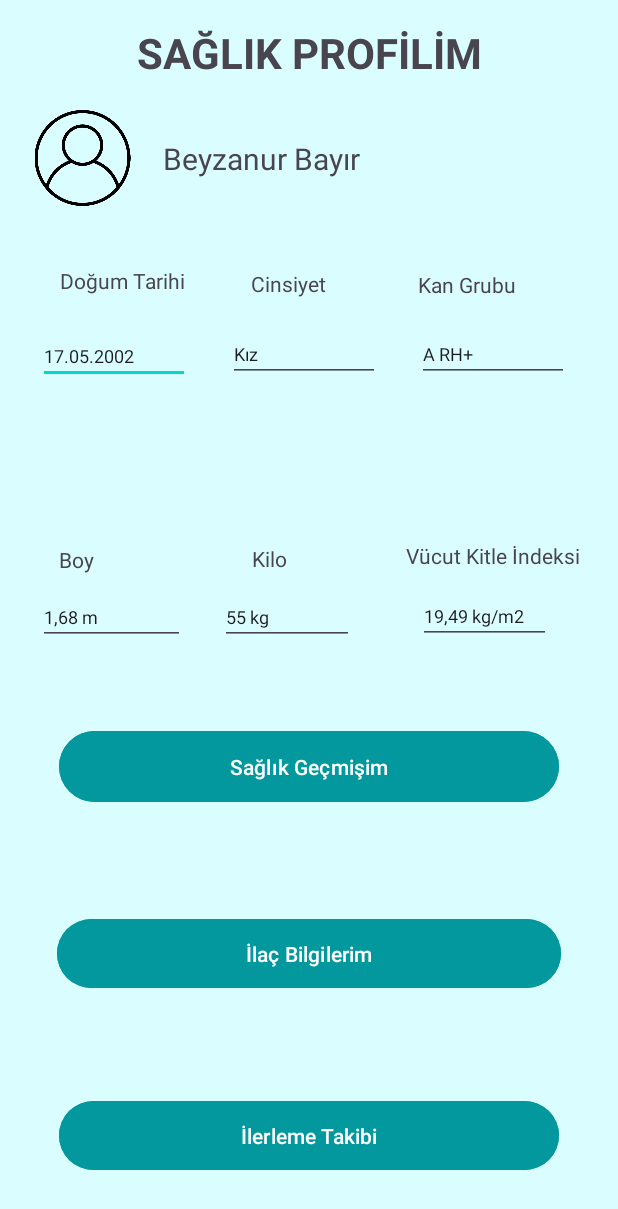
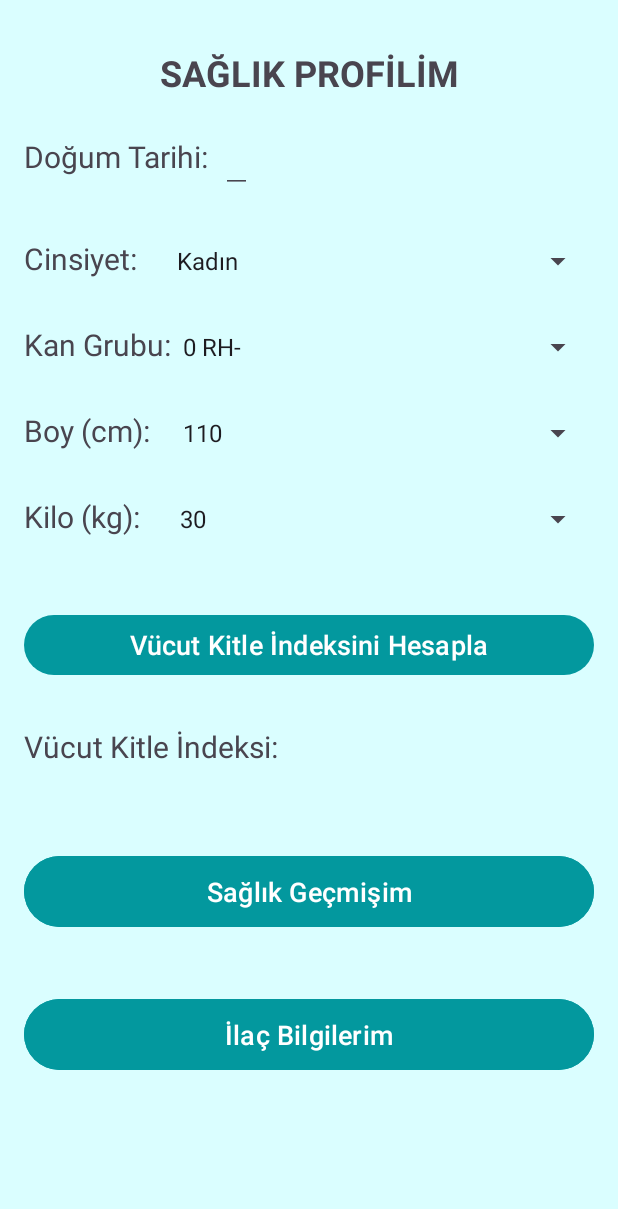
Before and after one commit to zeynep-tkn/MyHealthAssistantMobileApp, an Android app built with Jetpack Compose: the saglikProfilim screen opened directly, with no data from a screen before it, on a phone screen of 412 x 824 dp. Shown: the top 1209 px of the screen. Run offline under Robolectric (Android 15) with nearby library versions, the phone set to English and light mode, and no system bars.

Commit message:
saglik profilim sayfası düzenlendi

```diff
--- a/app/src/main/AndroidManifest.xml
+++ b/app/src/main/AndroidManifest.xml
@@ -215,9 +215,6 @@
             android:name=".gizlilikVeGuvenlik"
             android:exported="false" />
         <activity
-            android:name=".ilerlemeTakibi"
-            android:exported="false" />
-        <activity
             android:name=".ilacBilgilerim"
             android:exported="false" />
         <activity
--- a/app/src/main/java/com/zeyneptekin/myhealthassistant/ilerlemeTakibi.java
+++ /dev/null
@@ -1,14 +0,0 @@
-package com.zeyneptekin.myhealthassistant;
-
-import androidx.appcompat.app.AppCompatActivity;
-
-import android.os.Bundle;
-
-public class ilerlemeTakibi extends AppCompatActivity {
-
-    @Override
-    protected void onCreate(Bundle savedInstanceState) {
-        super.onCreate(savedInstanceState);
-        setContentView(R.layout.activity_ilerleme_takibi);
-    }
-}
--- a/app/src/main/java/com/zeyneptekin/myhealthassistant/saglikProfilim.java
+++ b/app/src/main/java/com/zeyneptekin/myhealthassistant/saglikProfilim.java
@@ -1,67 +1,124 @@
 package com.zeyneptekin.myhealthassistant;
 
 import androidx.appcompat.app.AppCompatActivity;
-
+import android.app.DatePickerDialog;
 import android.content.Intent;
 import android.os.Bundle;
 import android.view.View;
+import android.widget.ArrayAdapter;
 import android.widget.Button;
+import android.widget.DatePicker;
+import android.widget.EditText;
+import android.widget.Spinner;
+import android.widget.TextView;
+import java.util.ArrayList;
+import java.util.Calendar;
 
 public class saglikProfilim extends AppCompatActivity {
 
     private Button SaglikGecmisim;
     private Button IlacBilgilerim;
-    private Button IlerlemeTakibi;
+    private Spinner spinnerKilo, spinnerGender, spinnerBlood, spinnerLength, spinnerDogumTarihi;
+    private DatePicker datePicker;
+    private ArrayAdapter<CharSequence> adapterGender;
+    private ArrayAdapter<CharSequence> adapterBlood;
+    private ArrayList<Integer> kiloList;
+    private ArrayList<Integer> lengthList;
+    private TextView vucutKitleIndeksiTxt;
+
 
     @Override
     protected void onCreate(Bundle savedInstanceState) {
         super.onCreate(savedInstanceState);
         setContentView(R.layout.activity_saglik_profilim);
 
-        // Butonu bul ve tıklama olayını ayarla
+        init();
+
+        datePicker = findViewById(R.id.dogumTarihiDatePicker);
+
+        datePicker.init(2000, 0, 1, new DatePicker.OnDateChangedListener() {
+            @Override
+            public void onDateChanged(DatePicker view, int year, int monthOfYear, int dayOfMonth) {
+                // Burada tarih seçimi ile ilgili işlemleri yapabilirsiniz, eğer gerekliyse.
+            }
+        });
+
         SaglikGecmisim = findViewById(R.id.saglikGecmisimBtn);
         SaglikGecmisim.setOnClickListener(new View.OnClickListener() {
             @Override
             public void onClick(View v) {
-                // Sağlık Geçmişim sayfasına geçiş yap
                 Intent intent = new Intent(saglikProfilim.this, saglikGecmisim.class);
                 startActivity(intent);
             }
         });
 
-        // Butonu bul ve tıklama olayını ayarla
         IlacBilgilerim = findViewById(R.id.ilacBilgilerimBtn);
         IlacBilgilerim.setOnClickListener(new View.OnClickListener() {
             @Override
             public void onClick(View v) {
-                // İlaç Bilgilerim sayfasına geçiş yap
                 Intent intent = new Intent(saglikProfilim.this, ilacBilgilerim.class);
                 startActivity(intent);
             }
         });
-
-        // Butonu bul ve tıklama olayını ayarla
-        IlerlemeTakibi = findViewById(R.id.ilerlemeTakibiBtn);
-        IlerlemeTakibi.setOnClickListener(new View.OnClickListener() {
-            @Override
-            public void onClick(View v) {
-                // İlerleem takibi sayfasına geçiş yap
-                Intent intent = new Intent(saglikProfilim.this, ilerlemeTakibi.class);
-                startActivity(intent);
-            }
-        });
-
-        // Butonu bul ve tıklama olayını ayarla
-        IlerlemeTakibi = findViewById(R.id.ilerlemeTakibiBtn);
-        IlerlemeTakibi.setOnClickListener(new View.OnClickListener() {
-            @Override
-            public void onClick(View v) {
-                // İlerleem takibi sayfasına geçiş yap
-                Intent intent = new Intent(saglikProfilim.this, ilerlemeTakibi.class);
-                startActivity(intent);
-            }
-        });
-
+        vucutKitleIndeksiTxt = findViewById(R.id.vucutKitleİndeksiHesaplamaTxt);
 
     }
+    public void hesaplaVKI(View view) {
+        hesaplaVeGoster();
+    }
+
+    private void init() {
+        spinnerGender = findViewById(R.id.cinsiyetSpinner);
+        adapterGender = ArrayAdapter.createFromResource(this, R.array.GenderList, android.R.layout.simple_spinner_item);
+        adapterGender.setDropDownViewResource(android.R.layout.simple_spinner_dropdown_item);
+        spinnerGender.setAdapter(adapterGender);
+
+        spinnerBlood = findViewById(R.id.kanGrubuSpinner);
+        adapterBlood = ArrayAdapter.createFromResource(this, R.array.BloodTypeList, android.R.layout.simple_spinner_item);
+        adapterBlood.setDropDownViewResource(android.R.layout.simple_spinner_dropdown_item);
+        spinnerBlood.setAdapter(adapterBlood);
+
+        spinnerKilo = findViewById(R.id.kiloSpinner);
+        kiloList = new ArrayList<>();
+        for (int i = 30; i <= 150; i++)
+            kiloList.add(i);
+        ArrayAdapter<Integer> adapterKilo = new ArrayAdapter<>(this, android.R.layout.simple_spinner_item, kiloList);
+        spinnerKilo.setAdapter(adapterKilo);
+
+        spinnerLength = findViewById(R.id.boySpinner);
+        lengthList = new ArrayList<>();
+        for (int i = 110; i <= 210; i++)
+            lengthList.add(i);
+        ArrayAdapter<Integer> adapterLength = new ArrayAdapter<>(this, android.R.layout.simple_spinner_item, lengthList);
+        spinnerLength.setAdapter(adapterLength);
+    }
+
+    public void showDatePicker(View view) {
+        showDatePickerDialog();
+    }
+
+    private void showDatePickerDialog() {
+        Calendar calendar = Calendar.getInstance();
+        int year = calendar.get(Calendar.YEAR);
+        int month = calendar.get(Calendar.MONTH);
+        int dayOfMonth = calendar.get(Calendar.DAY_OF_MONTH);
+
+        DatePickerDialog datePickerDialog = new DatePickerDialog(saglikProfilim.this,
+                new DatePickerDialog.OnDateSetListener() {
+                    @Override
+                    public void onDateSet(DatePicker view, int year, int monthOfYear, int dayOfMonth) {
+                        EditText editText = findViewById(R.id.dogumTarihiEditText);
+                        editText.setText(dayOfMonth + "/" + (monthOfYear + 1) + "/" + year);
+                    }
+                }, year, month, dayOfMonth);
+        datePickerDialog.show();
+    }
+
+    private void hesaplaVeGoster() {
+        int kilo = Integer.parseInt(spinnerKilo.getSelectedItem().toString());
+        int boy = Integer.parseInt(spinnerLength.getSelectedItem().toString());
+        double vki = kilo / ((boy / 100.0) * (boy / 100.0));
+        vucutKitleIndeksiTxt.setText(String.format("%.2f", vki) + " kg/m²");
+    }
+
 }
--- /dev/null
+++ b/app/src/main/res/drawable/buton_bg2.xml
@@ -0,0 +1,20 @@
+<?xml version="1.0" encoding="utf-8"?>
+<selector xmlns:android="http://schemas.android.com/apk/res/android">
+    <item>
+        <shape android:shape="rectangle">
+            <stroke android:color="@color/logo_dark"
+                android:width="5dp"/>
+            <solid android:color="@color/logo_dark"/>
+            <corners android:radius="3dp"/>
+            <size android:width="145dp" android:height="65dp"/>
+
+
+
+        </shape>
+
+
+
+
+
+    </item>
+</selector>
--- a/app/src/main/res/layout/activity_ilerleme_takibi.xml
+++ /dev/null
@@ -1,36 +0,0 @@
-<?xml version="1.0" encoding="utf-8"?>
-<androidx.constraintlayout.widget.ConstraintLayout xmlns:android="http://schemas.android.com/apk/res/android"
-    xmlns:app="http://schemas.android.com/apk/res-auto"
-    xmlns:tools="http://schemas.android.com/tools"
-    android:layout_width="match_parent"
-    android:layout_height="match_parent"
-    android:background="@color/logo_light"
-    tools:context=".ilerlemeTakibi">
-
-    <TextView
-        android:id="@+id/ilerlemeTakibiBaslikTxt"
-        android:layout_width="wrap_content"
-        android:layout_height="wrap_content"
-        android:layout_marginStart="32dp"
-        android:layout_marginEnd="32dp"
-        android:text="İLERLEME TAKİBİ"
-        android:textSize="23sp"
-        android:textStyle="bold"
-        app:layout_constraintBottom_toBottomOf="parent"
-        app:layout_constraintEnd_toEndOf="parent"
-        app:layout_constraintStart_toStartOf="parent"
-        app:layout_constraintTop_toTopOf="parent"
-        app:layout_constraintVertical_bias="0.047" />
-
-    <TextView
-        android:id="@+id/textView6"
-        android:layout_width="299dp"
-        android:layout_height="349dp"
-        android:text="Bu alanda kullanıcının devam ettiği programlar ve bu programlardaki ilerleme süreçleri gösterilecektir"
-        android:textSize="20sp"
-        app:layout_constraintBottom_toBottomOf="parent"
-        app:layout_constraintEnd_toEndOf="parent"
-        app:layout_constraintStart_toStartOf="parent"
-        app:layout_constraintTop_toTopOf="parent"
-        app:layout_constraintVertical_bias="0.361" />
-</androidx.constraintlayout.widget.ConstraintLayout>
--- a/app/src/main/res/layout/activity_saglik_profilim.xml
+++ b/app/src/main/res/layout/activity_saglik_profilim.xml
@@ -1,258 +1,202 @@
-<?xml version="1.0" encoding="utf-8"?>
-<androidx.constraintlayout.widget.ConstraintLayout xmlns:android="http://schemas.android.com/apk/res/android"
-    xmlns:app="http://schemas.android.com/apk/res-auto"
+<ScrollView xmlns:android="http://schemas.android.com/apk/res/android"
     xmlns:tools="http://schemas.android.com/tools"
     android:layout_width="match_parent"
     android:layout_height="match_parent"
     android:background="@color/logo_light"
     tools:context=".saglikProfilim">
 
+    <LinearLayout
+        android:layout_width="match_parent"
+        android:layout_height="wrap_content"
+        android:orientation="vertical"
+        android:layout_marginBottom="30dp"
+        android:padding="16dp">
 
         <TextView
-        android:id="@+id/saglikProfilimBaslikTxt"
-        android:layout_width="wrap_content"
+            android:id="@+id/saglikProfilimBaslik"
+            android:layout_width="match_parent"
             android:layout_height="wrap_content"
-        android:layout_marginTop="16dp"
             android:text="SAĞLIK PROFİLİM"
-        android:textSize="28sp"
+            android:textSize="24sp"
             android:textStyle="bold"
-        app:layout_constraintEnd_toEndOf="parent"
-        app:layout_constraintStart_toStartOf="parent"
-        app:layout_constraintTop_toTopOf="parent"
-        tools:ignore="MissingConstraints" />
+            android:gravity="center"
+            android:padding="16dp" />
 
-    <TextView
-        android:id="@+id/kullanıcıAdSoyadiGirisTxt"
-        android:layout_width="wrap_content"
+        <LinearLayout
+            android:layout_width="match_parent"
             android:layout_height="wrap_content"
-        android:layout_marginEnd="172dp"
-        android:layout_marginBottom="18dp"
-        android:text="Beyzanur Bayır"
-
-        android:textSize="20sp"
-        app:layout_constraintBottom_toBottomOf="@+id/imageView2"
-        app:layout_constraintEnd_toEndOf="parent"
-        tools:ignore="MissingConstraints" />
+            android:layout_marginBottom="30dp"
+            android:orientation="horizontal">
 
             <TextView
                 android:id="@+id/dogumTarihiTxt"
                 android:layout_width="wrap_content"
                 android:layout_height="wrap_content"
-        android:layout_marginStart="40dp"
-        android:layout_marginTop="40dp"
-        android:text="Doğum Tarihi"
-        app:layout_constraintStart_toStartOf="parent"
-        app:layout_constraintTop_toBottomOf="@+id/imageView2"
-        tools:ignore="MissingConstraints" />
+                android:textSize="20sp"
+                android:text="Doğum Tarihi:" />
 
             <EditText
-        android:id="@+id/dogumGunuGirisTxt"
-        android:layout_width="101dp"
-        android:layout_height="36dp"
-        android:layout_marginTop="220dp"
-        android:ems="10"
-        android:inputType="text"
-        android:text="17.05.2002"
-        android:textSize="12sp"
-        app:layout_constraintEnd_toStartOf="@+id/cinsiyetGirisTxt"
-        app:layout_constraintStart_toStartOf="parent"
-        app:layout_constraintTop_toTopOf="parent"
-        tools:ignore="MissingConstraints" />
+                android:id="@+id/dogumTarihiEditText"
+                android:layout_width="wrap_content"
+                android:layout_height="wrap_content"
+                android:textSize="20sp"
+                android:layout_marginStart="8dp"
+                android:layout_marginLeft="8dp"
+                android:gravity="end"
+                android:inputType="date"
+                android:focusable="false"
+                android:onClick="showDatePicker" />
+
+        </LinearLayout>
+
+        <LinearLayout
+            android:layout_width="match_parent"
+            android:layout_height="wrap_content"
+            android:layout_marginBottom="30dp"
+            android:orientation="horizontal">
 
             <TextView
                 android:id="@+id/cinsiyetTxt"
                 android:layout_width="wrap_content"
                 android:layout_height="wrap_content"
-        android:layout_marginStart="44dp"
-        android:layout_marginTop="60dp"
-        android:text="Cinsiyet"
-        app:layout_constraintStart_toEndOf="@+id/dogumTarihiTxt"
-        app:layout_constraintTop_toBottomOf="@+id/kullanıcıAdSoyadiGirisTxt"
-        tools:ignore="MissingConstraints" />
+                android:textSize="20sp"
+                android:text="Cinsiyet:    " />
 
+            <Spinner
+                android:id="@+id/cinsiyetSpinner"
+                android:layout_width="match_parent"
+                android:layout_height="wrap_content" />
 
-    <EditText
-        android:id="@+id/cinsiyetGirisTxt"
-        android:layout_width="101dp"
-        android:layout_height="36dp"
-        android:layout_marginStart="152dp"
-        android:layout_marginTop="20dp"
-        android:ems="10"
-        android:inputType="text"
-        android:text="Kız"
-        android:textSize="12sp"
-        app:layout_constraintStart_toStartOf="parent"
-        app:layout_constraintTop_toBottomOf="@+id/cinsiyetTxt"
-        tools:ignore="MissingConstraints" />
+        </LinearLayout>
+
+        <LinearLayout
+            android:layout_width="match_parent"
+            android:layout_height="wrap_content"
+            android:layout_marginBottom="30dp"
+            android:orientation="horizontal">
 
             <TextView
                 android:id="@+id/kanGrubuTxt"
                 android:layout_width="wrap_content"
                 android:layout_height="wrap_content"
-        android:layout_marginTop="180dp"
-        android:layout_marginEnd="68dp"
-        android:text="Kan Grubu"
-        app:layout_constraintEnd_toEndOf="parent"
-        app:layout_constraintTop_toTopOf="parent"
-        tools:ignore="MissingConstraints" />
+                android:textSize="20sp"
+                android:text="Kan Grubu:" />
 
-    <EditText
-        android:id="@+id/kanGrubuGirisTxt"
-        android:layout_width="0dp"
-        android:layout_height="0dp"
-        android:layout_marginStart="7dp"
-        android:layout_marginEnd="7dp"
-        android:ems="10"
-        android:inputType="text"
-        android:text="A RH+"
-        android:textSize="12sp"
-        app:layout_constraintBottom_toBottomOf="@+id/cinsiyetGirisTxt"
-        app:layout_constraintEnd_toEndOf="@+id/vucutKitleIndeksiTxt"
-        app:layout_constraintStart_toStartOf="@+id/vucutKitleIndeksiTxt"
-        app:layout_constraintTop_toTopOf="@+id/cinsiyetGirisTxt"
-        tools:ignore="MissingConstraints" />
+            <Spinner
+                android:id="@+id/kanGrubuSpinner"
+                android:layout_width="match_parent"
+                android:textSize="20sp"
+                android:layout_height="wrap_content" />
 
+        </LinearLayout>
+
+        <LinearLayout
+            android:layout_width="match_parent"
+            android:layout_height="wrap_content"
+            android:layout_marginBottom="30dp"
+            android:orientation="horizontal">
 
             <TextView
                 android:id="@+id/boyTxt"
                 android:layout_width="wrap_content"
                 android:layout_height="wrap_content"
-        android:layout_marginBottom="12dp"
-        android:text="Boy"
-        app:layout_constraintBottom_toTopOf="@+id/boyGirisTxt"
-        app:layout_constraintEnd_toStartOf="@+id/kiloTxt"
-        app:layout_constraintHorizontal_bias="0.273"
-        app:layout_constraintStart_toStartOf="parent"
-        tools:ignore="MissingConstraints" />
+                android:textSize="20sp"
+                android:text="Boy (cm):   " />
 
-    <EditText
-        android:id="@+id/boyGirisTxt"
-        android:layout_width="0dp"
-        android:layout_height="35dp"
-        android:ems="10"
-        android:inputType="text"
-        android:text="1,68 m"
-        android:textSize="12sp"
-        app:layout_constraintBottom_toBottomOf="parent"
-        app:layout_constraintEnd_toEndOf="@+id/dogumTarihiTxt"
-        app:layout_constraintStart_toStartOf="@+id/dogumGunuGirisTxt"
-        app:layout_constraintTop_toTopOf="parent"
-        tools:ignore="MissingConstraints" />
+            <Spinner
+                android:id="@+id/boySpinner"
+                android:textSize="20sp"
+                android:layout_width="match_parent"
+                android:layout_height="wrap_content" />
 
+        </LinearLayout>
+
+        <LinearLayout
+            android:layout_width="match_parent"
+            android:layout_height="wrap_content"
+            android:layout_marginBottom="30dp"
+            android:orientation="horizontal">
 
             <TextView
                 android:id="@+id/kiloTxt"
                 android:layout_width="wrap_content"
                 android:layout_height="wrap_content"
-        android:layout_marginBottom="13dp"
-        android:text="Kilo"
-        app:layout_constraintBottom_toTopOf="@+id/kiloGirisTxt"
-        app:layout_constraintEnd_toStartOf="@+id/vucutKitleIndeksiTxt"
-        app:layout_constraintHorizontal_bias="0.678"
-        app:layout_constraintStart_toStartOf="parent"
-        tools:ignore="MissingConstraints" />
+                android:textSize="20sp"
+                android:text="Kilo (kg):    " />
 
-    <EditText
-        android:id="@+id/kiloGirisTxt"
-        android:layout_width="89dp"
-        android:layout_height="0dp"
-        android:layout_marginStart="108dp"
-        android:layout_marginEnd="109dp"
-        android:ems="10"
-        android:inputType="text"
-        android:text="55 kg"
-        android:textSize="12sp"
-        app:layout_constraintBottom_toBottomOf="@+id/boyGirisTxt"
-        app:layout_constraintEnd_toEndOf="@+id/kanGrubuTxt"
-        app:layout_constraintStart_toStartOf="@+id/saglikGecmisimBtn"
-        app:layout_constraintTop_toTopOf="@+id/vucutKitleİndeksiHesaplamaTxt"
-        tools:ignore="MissingConstraints" />
+            <Spinner
+                android:id="@+id/kiloSpinner"
+                android:textSize="40sp"
+                android:layout_width="match_parent"
+                android:layout_height="wrap_content" />
+
+        </LinearLayout>
+
+        <Button
+            android:id="@+id/hesaplaButton"
+            android:layout_width="match_parent"
+            android:layout_height="wrap_content"
+            android:layout_marginBottom="30dp"
+            android:textSize="18sp"
+            android:text="Vücut Kitle İndeksini Hesapla"
+            android:layout_marginTop="18dp"
+            android:onClick="hesaplaVKI" />
+
+        <LinearLayout
+            android:layout_width="match_parent"
+            android:layout_height="wrap_content"
+            android:layout_marginBottom="30dp"
+            android:orientation="horizontal">
 
             <TextView
                 android:id="@+id/vucutKitleIndeksiTxt"
                 android:layout_width="wrap_content"
                 android:layout_height="wrap_content"
-        android:layout_marginEnd="25dp"
-        android:layout_marginBottom="15dp"
-        android:text="Vücut Kitle İndeksi"
-        app:layout_constraintBottom_toTopOf="@+id/vucutKitleİndeksiHesaplamaTxt"
-        app:layout_constraintEnd_toEndOf="parent"
-        tools:ignore="MissingConstraints" />
+                android:textSize="20sp"
+                android:text="Vücut Kitle İndeksi: " />
 
-    <EditText
+            <TextView
                 android:id="@+id/vucutKitleİndeksiHesaplamaTxt"
                 android:layout_width="0dp"
-        android:layout_height="34dp"
-        android:layout_marginStart="8dp"
-        android:layout_marginEnd="5dp"
+                android:layout_height="wrap_content"
+                android:layout_weight="1"
                 android:ems="10"
                 android:inputType="text"
-        android:text="19,49 kg/m2"
-        android:textSize="12sp"
-        app:layout_constraintBottom_toBottomOf="parent"
-        app:layout_constraintEnd_toEndOf="@+id/saglikGecmisimBtn"
-        app:layout_constraintStart_toStartOf="@+id/vucutKitleIndeksiTxt"
-        app:layout_constraintTop_toTopOf="parent"
-        tools:ignore="MissingConstraints" />
+                android:text=" "
+                android:textSize="20sp" />
 
-    <ImageView
-        android:id="@+id/imageView2"
-        android:layout_width="110dp"
-        android:layout_height="64dp"
-        android:layout_marginTop="73dp"
-        android:layout_marginEnd="16dp"
-        app:layout_constraintEnd_toEndOf="parent"
-        app:layout_constraintHorizontal_bias="0.0"
-        app:layout_constraintStart_toStartOf="parent"
-        app:layout_constraintTop_toTopOf="parent"
-        app:srcCompat="@drawable/kullanici_profil_sembol" />
+        </LinearLayout>
+
+
 
         <Button
             android:id="@+id/saglikGecmisimBtn"
-        android:layout_width="0dp"
+            android:layout_width="match_parent"
             android:layout_height="55dp"
-        android:layout_marginStart="39dp"
-        android:layout_marginTop="203dp"
-        android:layout_marginEnd="39dp"
-        android:layout_marginBottom="202dp"
+            android:layout_marginTop="25dp"
+            android:layout_marginBottom="30dp"
+            android:textSize="18sp"
             android:backgroundTint="@color/logo_dark"
             android:text="Sağlık Geçmişim"
-        android:textColor="#FFFFFF"
-        app:layout_constraintBottom_toBottomOf="parent"
-        app:layout_constraintEnd_toEndOf="parent"
-        app:layout_constraintStart_toStartOf="parent"
-        app:layout_constraintTop_toBottomOf="@+id/dogumTarihiTxt"
-        tools:ignore="MissingConstraints" />
+            android:textColor="#FFFFFF" />
 
         <Button
             android:id="@+id/ilacBilgilerimBtn"
-        android:layout_width="0dp"
-        android:layout_height="54dp"
-        android:layout_marginStart="38dp"
-        android:layout_marginTop="28dp"
-        android:layout_marginEnd="38dp"
-        android:layout_marginBottom="26dp"
+            android:layout_width="match_parent"
+            android:textSize="18sp"
+            android:layout_height="55dp"
+            android:layout_marginBottom="30dp"
+            android:layout_marginTop="10dp"
             android:backgroundTint="@color/logo_dark"
             android:text="İlaç Bilgilerim"
-        app:layout_constraintBottom_toTopOf="@+id/ilerlemeTakibiBtn"
-        app:layout_constraintEnd_toEndOf="parent"
-        app:layout_constraintStart_toStartOf="parent"
-        app:layout_constraintTop_toBottomOf="@+id/saglikGecmisimBtn"
-        tools:ignore="MissingConstraints" />
+            android:textColor="#FFFFFF" />
 
-    <Button
-        android:id="@+id/ilerlemeTakibiBtn"
-        android:layout_width="0dp"
-        android:layout_height="54dp"
-        android:layout_marginStart="39dp"
-        android:layout_marginEnd="39dp"
-        android:layout_marginBottom="40dp"
-        android:backgroundTint="@color/logo_dark"
-        android:text="İlerleme Takibi"
-        app:layout_constraintBottom_toBottomOf="parent"
-        app:layout_constraintEnd_toEndOf="parent"
-        app:layout_constraintStart_toStartOf="parent"
-        tools:ignore="MissingConstraints" />
+        <DatePicker
+            android:id="@+id/dogumTarihiDatePicker"
+            android:layout_width="match_parent"
+            android:layout_height="wrap_content"
+            android:datePickerMode="spinner"
+            android:visibility="gone" />
 
-
-</androidx.constraintlayout.widget.ConstraintLayout>
+    </LinearLayout>
+</ScrollView>
--- a/app/src/main/res/values/strings.xml
+++ b/app/src/main/res/values/strings.xml
@@ -387,4 +387,22 @@ Bu nefis sütlü incir tatlısını çay saatlerinde veya özel günlerde misafi
 9. Soğutulmuş olarak servis yapın ve isteğe bağlı olarak ekstra taze kişniş yaprakları ile süsleyin.\n\n
 Bu Meksika salatası, ana yemeklerin yanında veya tek başına bir öğün olarak servis edilebilir. Glutensiz ve sağlıklı bir seçenek olmasının yanı sıra, lezzetiyle de dikkat çekecek bir tarif. Afiyet olsun!</string>
 
+    <string-array name="GenderList">
+        <item>Kadın</item>
+        <item>Erkek</item>
+    </string-array>
+
+    <string-array name="BloodTypeList">
+        <item>0 RH-</item>
+        <item>0 RH+</item>
+        <item>A RH-</item>
+        <item>A RH+</item>
+        <item>B RH-</item>
+        <item>B RH+</item>
+        <item>AB RH-</item>
+        <item>AB RH+</item>
+    </string-array>
+
+
+
 </resources>
```
Lines whose indentation alone changed are shown as unchanged.
